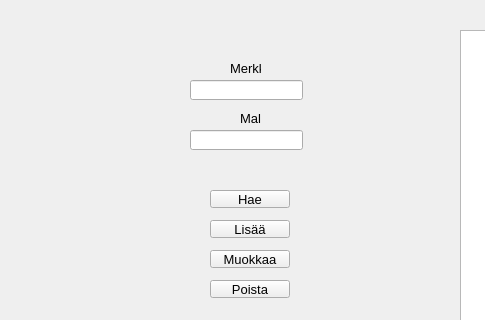
santeriani/car, file car-app/mainwindow.ui: the form before one commit; both pictures show x 0 to 485 and y 0 to 320 of the 800 by 600 pixel window.
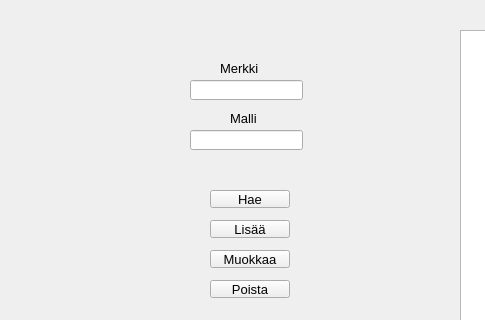
The form after the commit.

Commit message: Muokkaus nappi ja select

```diff
--- a/car-app/mainwindow.ui
+++ b/car-app/mainwindow.ui
@@ -104,9 +104,9 @@
    <widget class="QLabel" name="label">
     <property name="geometry">
      <rect>
-      <x>230</x>
+      <x>220</x>
       <y>60</y>
-      <width>31</width>
+      <width>51</width>
       <height>16</height>
      </rect>
     </property>
@@ -117,9 +117,9 @@
    <widget class="QLabel" name="label_2">
     <property name="geometry">
      <rect>
-      <x>240</x>
+      <x>230</x>
       <y>110</y>
-      <width>21</width>
+      <width>31</width>
       <height>16</height>
      </rect>
     </property>
```
The commit also changes 2 other files.
